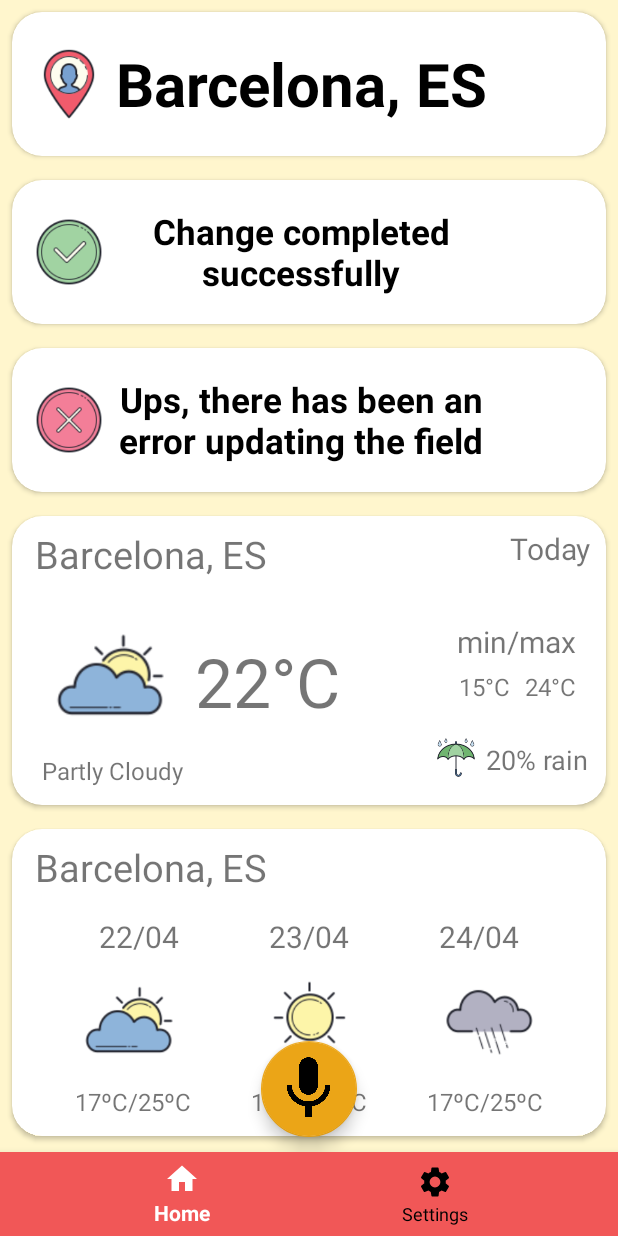
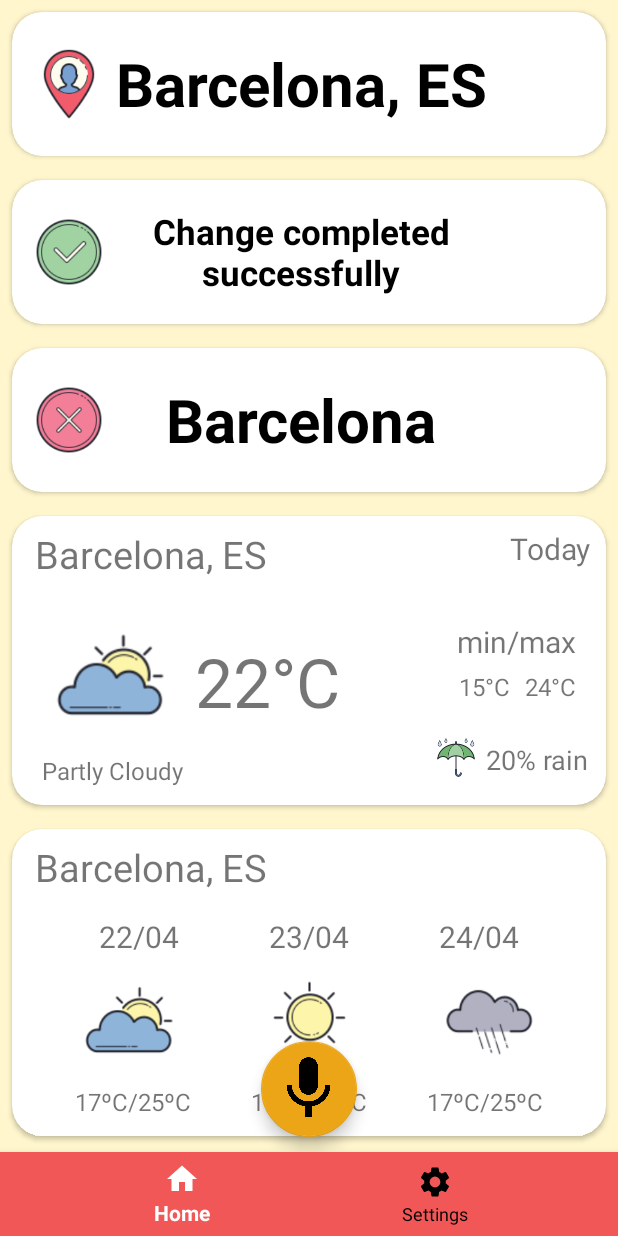
Before and after one commit to victorpm5/PTDMA-Newton, an Android app: the screen it shows after launch (HomeActivity), on a phone screen of 412 x 824 dp. Run offline under Robolectric (Android 15) with nearby library versions, the phone set to English and light mode, and no system bars; 1 statement that could not run was skipped.

Commit message:
Add preferences treatment

```diff
--- a/app/src/main/java/com/victor/newton/ui/HomeActivity.kt
+++ b/app/src/main/java/com/victor/newton/ui/HomeActivity.kt
@@ -74,6 +74,9 @@ class HomeActivity : AppCompatActivity(),TextToSpeech.OnInitListener {
         mFusedLocationClient = LocationServices.getFusedLocationProviderClient(this)
         getLastLocation()
 
+        //TEST Preferences
+        savePreference("city","Barcelona")
+        text2.setText(getPreference("city"))
     }
 
     private fun initNavigationBar() {
@@ -222,5 +225,19 @@ class HomeActivity : AppCompatActivity(),TextToSpeech.OnInitListener {
 
     }
 
+    //---------------------------------------------------------------------------------------------
+
+    private fun getPreference(key: String) : String?{
+        val sharedPreference =  getSharedPreferences("NEWTON_PREFERENCES",Context.MODE_PRIVATE)
+        return sharedPreference.getString(key,"")
+    }
+
+    private fun savePreference(key: String, value :String){
+        val sharedPreference =  getSharedPreferences("NEWTON_PREFERENCES",Context.MODE_PRIVATE)
+        val editor = sharedPreference.edit()
+        editor.putString(key,value)
+        editor.apply()
+    }
+
 
 }
```
